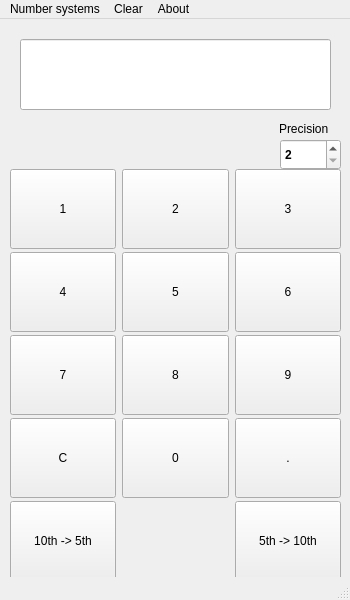
Qt form Python_second_sem/Lab_1/form.ui (Azazel-h/Python_Labs) before a commit.
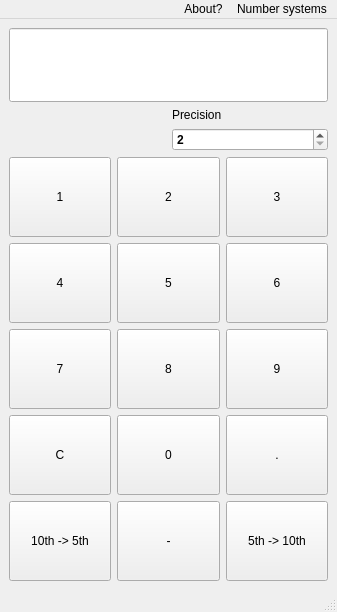
The same form after that commit.

Commit message: First GUI python3 lab completed

```diff
--- a/Python_second_sem/Lab_1/form.ui
+++ b/Python_second_sem/Lab_1/form.ui
@@ -6,26 +6,181 @@
    <rect>
     <x>0</x>
     <y>0</y>
-    <width>350</width>
-    <height>600</height>
+    <width>337</width>
+    <height>596</height>
    </rect>
   </property>
   <property name="windowTitle">
    <string>MainWindow</string>
   </property>
   <widget class="QWidget" name="centralwidget">
-   <widget class="QWidget" name="gridLayoutWidget">
-    <property name="geometry">
-     <rect>
-      <x>10</x>
-      <y>150</y>
-      <width>331</width>
-      <height>408</height>
-     </rect>
-    </property>
+   <property name="sizePolicy">
+    <sizepolicy hsizetype="Expanding" vsizetype="Expanding">
+     <horstretch>0</horstretch>
+     <verstretch>0</verstretch>
+    </sizepolicy>
+   </property>
+   <layout class="QGridLayout" name="gridLayout_2">
+    <item row="0" column="0" colspan="2">
+     <widget class="QLineEdit" name="lineEdit">
+      <property name="font">
+       <font>
+        <family>Calibri</family>
+        <pointsize>40</pointsize>
+        <stylestrategy>PreferAntialias</stylestrategy>
+       </font>
+      </property>
+      <property name="layoutDirection">
+       <enum>Qt::RightToLeft</enum>
+      </property>
+      <property name="inputMask">
+       <string comment="digits"/>
+      </property>
+      <property name="text">
+       <string/>
+      </property>
+     </widget>
+    </item>
+    <item row="1" column="0" rowspan="2">
+     <widget class="QLabel" name="label">
+      <property name="sizePolicy">
+       <sizepolicy hsizetype="Expanding" vsizetype="Fixed">
+        <horstretch>0</horstretch>
+        <verstretch>0</verstretch>
+       </sizepolicy>
+      </property>
+      <property name="font">
+       <font>
+        <pointsize>12</pointsize>
+        <weight>75</weight>
+        <bold>true</bold>
+       </font>
+      </property>
+      <property name="text">
+       <string/>
+      </property>
+     </widget>
+    </item>
+    <item row="1" column="1">
+     <widget class="QLabel" name="label_2">
+      <property name="sizePolicy">
+       <sizepolicy hsizetype="Expanding" vsizetype="Fixed">
+        <horstretch>0</horstretch>
+        <verstretch>0</verstretch>
+       </sizepolicy>
+      </property>
+      <property name="text">
+       <string>Precision</string>
+      </property>
+     </widget>
+    </item>
+    <item row="2" column="1">
+     <widget class="QSpinBox" name="spinBox">
+      <property name="sizePolicy">
+       <sizepolicy hsizetype="Expanding" vsizetype="Fixed">
+        <horstretch>0</horstretch>
+        <verstretch>0</verstretch>
+       </sizepolicy>
+      </property>
+      <property name="font">
+       <font>
+        <weight>75</weight>
+        <bold>true</bold>
+       </font>
+      </property>
+      <property name="minimum">
+       <number>2</number>
+      </property>
+     </widget>
+    </item>
+    <item row="3" column="0" colspan="2">
     <layout class="QGridLayout" name="gridLayout">
+      <item row="3" column="2">
+       <widget class="QPushButton" name="pushButton_14">
+        <property name="sizePolicy">
+         <sizepolicy hsizetype="Expanding" vsizetype="Expanding">
+          <horstretch>0</horstretch>
+          <verstretch>0</verstretch>
+         </sizepolicy>
+        </property>
+        <property name="minimumSize">
+         <size>
+          <width>100</width>
+          <height>80</height>
+         </size>
+        </property>
+        <property name="styleSheet">
+         <string notr="true"/>
+        </property>
+        <property name="text">
+         <string>.</string>
+        </property>
+        <property name="flat">
+         <bool>false</bool>
+        </property>
+       </widget>
+      </item>
+      <item row="1" column="0">
+       <widget class="QPushButton" name="pushButton_5">
+        <property name="sizePolicy">
+         <sizepolicy hsizetype="Expanding" vsizetype="Expanding">
+          <horstretch>0</horstretch>
+          <verstretch>0</verstretch>
+         </sizepolicy>
+        </property>
+        <property name="minimumSize">
+         <size>
+          <width>100</width>
+          <height>80</height>
+         </size>
+        </property>
+        <property name="styleSheet">
+         <string notr="true">QPushButton#pushButton { 
+    background-color: #ffffff;
+    border: 1px;
+}</string>
+        </property>
+        <property name="text">
+         <string>4</string>
+        </property>
+        <property name="flat">
+         <bool>false</bool>
+        </property>
+       </widget>
+      </item>
+      <item row="3" column="0">
+       <widget class="QPushButton" name="pushButton_13">
+        <property name="sizePolicy">
+         <sizepolicy hsizetype="Expanding" vsizetype="Expanding">
+          <horstretch>0</horstretch>
+          <verstretch>0</verstretch>
+         </sizepolicy>
+        </property>
+        <property name="minimumSize">
+         <size>
+          <width>100</width>
+          <height>80</height>
+         </size>
+        </property>
+        <property name="styleSheet">
+         <string notr="true"/>
+        </property>
+        <property name="text">
+         <string>C</string>
+        </property>
+        <property name="flat">
+         <bool>false</bool>
+        </property>
+       </widget>
+      </item>
      <item row="4" column="2">
       <widget class="QPushButton" name="pushButton_12">
+        <property name="sizePolicy">
+         <sizepolicy hsizetype="Expanding" vsizetype="Expanding">
+          <horstretch>0</horstretch>
+          <verstretch>0</verstretch>
+         </sizepolicy>
+        </property>
        <property name="minimumSize">
         <size>
          <width>100</width>
@@ -42,6 +197,12 @@
      </item>
      <item row="4" column="0">
       <widget class="QPushButton" name="pushButton_11">
+        <property name="sizePolicy">
+         <sizepolicy hsizetype="Expanding" vsizetype="Expanding">
+          <horstretch>0</horstretch>
+          <verstretch>0</verstretch>
+         </sizepolicy>
+        </property>
        <property name="minimumSize">
         <size>
          <width>100</width>
@@ -58,6 +219,12 @@
      </item>
      <item row="1" column="2">
       <widget class="QPushButton" name="pushButton_7">
+        <property name="sizePolicy">
+         <sizepolicy hsizetype="Expanding" vsizetype="Expanding">
+          <horstretch>0</horstretch>
+          <verstretch>0</verstretch>
+         </sizepolicy>
+        </property>
        <property name="minimumSize">
         <size>
          <width>100</width>
@@ -72,11 +239,42 @@
        </property>
       </widget>
      </item>
+      <item row="2" column="2">
+       <widget class="QPushButton" name="pushButton_9">
+        <property name="sizePolicy">
+         <sizepolicy hsizetype="Expanding" vsizetype="Expanding">
+          <horstretch>0</horstretch>
+          <verstretch>0</verstretch>
+         </sizepolicy>
+        </property>
+        <property name="minimumSize">
+         <size>
+          <width>100</width>
+          <height>80</height>
+         </size>
+        </property>
+        <property name="styleSheet">
+         <string notr="true"/>
+        </property>
+        <property name="text">
+         <string>9</string>
+        </property>
+        <property name="flat">
+         <bool>false</bool>
+        </property>
+       </widget>
+      </item>
      <item row="0" column="0">
       <widget class="QPushButton" name="pushButton">
        <property name="enabled">
         <bool>true</bool>
        </property>
+        <property name="sizePolicy">
+         <sizepolicy hsizetype="Expanding" vsizetype="Expanding">
+          <horstretch>0</horstretch>
+          <verstretch>0</verstretch>
+         </sizepolicy>
+        </property>
        <property name="minimumSize">
         <size>
          <width>100</width>
@@ -106,27 +304,14 @@
        </property>
       </widget>
      </item>
-     <item row="2" column="2">
-      <widget class="QPushButton" name="pushButton_9">
-       <property name="minimumSize">
-        <size>
-         <width>100</width>
-         <height>80</height>
-        </size>
-       </property>
-       <property name="styleSheet">
-        <string notr="true"/>
-       </property>
-       <property name="text">
-        <string>9</string>
-       </property>
-       <property name="flat">
-        <bool>false</bool>
-       </property>
-      </widget>
-     </item>
      <item row="1" column="1">
       <widget class="QPushButton" name="pushButton_6">
+        <property name="sizePolicy">
+         <sizepolicy hsizetype="Expanding" vsizetype="Expanding">
+          <horstretch>0</horstretch>
+          <verstretch>0</verstretch>
+         </sizepolicy>
+        </property>
        <property name="minimumSize">
         <size>
          <width>100</width>
@@ -143,6 +328,12 @@
      </item>
      <item row="0" column="1">
       <widget class="QPushButton" name="pushButton_2">
+        <property name="sizePolicy">
+         <sizepolicy hsizetype="Expanding" vsizetype="Expanding">
+          <horstretch>0</horstretch>
+          <verstretch>0</verstretch>
+         </sizepolicy>
+        </property>
        <property name="minimumSize">
         <size>
          <width>100</width>
@@ -162,6 +353,12 @@
      </item>
      <item row="2" column="1">
       <widget class="QPushButton" name="pushButton_8">
+        <property name="sizePolicy">
+         <sizepolicy hsizetype="Expanding" vsizetype="Expanding">
+          <horstretch>0</horstretch>
+          <verstretch>0</verstretch>
+         </sizepolicy>
+        </property>
        <property name="minimumSize">
         <size>
          <width>100</width>
@@ -176,24 +373,14 @@
        </property>
       </widget>
      </item>
-     <item row="0" column="2">
-      <widget class="QPushButton" name="pushButton_3">
-       <property name="minimumSize">
-        <size>
-         <width>100</width>
-         <height>80</height>
-        </size>
-       </property>
-       <property name="text">
-        <string>3</string>
-       </property>
-       <property name="flat">
-        <bool>false</bool>
-       </property>
-      </widget>
-     </item>
      <item row="2" column="0">
       <widget class="QPushButton" name="pushButton_4">
+        <property name="sizePolicy">
+         <sizepolicy hsizetype="Expanding" vsizetype="Expanding">
+          <horstretch>0</horstretch>
+          <verstretch>0</verstretch>
+         </sizepolicy>
+        </property>
        <property name="minimumSize">
         <size>
          <width>100</width>
@@ -211,60 +398,22 @@
        </property>
       </widget>
      </item>
-     <item row="1" column="0">
-      <widget class="QPushButton" name="pushButton_5">
-       <property name="minimumSize">
-        <size>
-         <width>100</width>
-         <height>80</height>
-        </size>
-       </property>
-       <property name="styleSheet">
-        <string notr="true">QPushButton#pushButton { 
-    background-color: #ffffff;
-    border: 1px;
-}</string>
-       </property>
-       <property name="text">
-        <string>4</string>
-       </property>
-       <property name="flat">
-        <bool>false</bool>
-       </property>
-      </widget>
-     </item>
-     <item row="3" column="0">
-      <widget class="QPushButton" name="pushButton_13">
+      <item row="0" column="2">
+       <widget class="QPushButton" name="pushButton_3">
+        <property name="sizePolicy">
+         <sizepolicy hsizetype="Expanding" vsizetype="Expanding">
+          <horstretch>0</horstretch>
+          <verstretch>0</verstretch>
+         </sizepolicy>
+        </property>
        <property name="minimumSize">
         <size>
          <width>100</width>
          <height>80</height>
         </size>
        </property>
-       <property name="styleSheet">
-        <string notr="true"/>
-       </property>
        <property name="text">
-        <string>C</string>
-       </property>
-       <property name="flat">
-        <bool>false</bool>
-       </property>
-      </widget>
-     </item>
-     <item row="3" column="2">
-      <widget class="QPushButton" name="pushButton_14">
-       <property name="minimumSize">
-        <size>
-         <width>100</width>
-         <height>80</height>
-        </size>
-       </property>
-       <property name="styleSheet">
-        <string notr="true"/>
-       </property>
-       <property name="text">
-        <string>.</string>
+         <string>3</string>
        </property>
        <property name="flat">
         <bool>false</bool>
@@ -273,6 +422,12 @@
      </item>
      <item row="3" column="1">
       <widget class="QPushButton" name="pushButton_10">
+        <property name="sizePolicy">
+         <sizepolicy hsizetype="Expanding" vsizetype="Expanding">
+          <horstretch>0</horstretch>
+          <verstretch>0</verstretch>
+         </sizepolicy>
+        </property>
        <property name="minimumSize">
         <size>
          <width>100</width>
@@ -287,117 +442,66 @@
        </property>
       </widget>
      </item>
-    </layout>
-   </widget>
-   <widget class="QLineEdit" name="lineEdit">
-    <property name="geometry">
-     <rect>
-      <x>20</x>
-      <y>20</y>
-      <width>311</width>
-      <height>71</height>
-     </rect>
-    </property>
-    <property name="font">
-     <font>
-      <family>Calibri</family>
-      <pointsize>40</pointsize>
-      <stylestrategy>PreferAntialias</stylestrategy>
-     </font>
-    </property>
-    <property name="layoutDirection">
-     <enum>Qt::RightToLeft</enum>
-    </property>
-    <property name="inputMask">
-     <string comment="digits"/>
-    </property>
+      <item row="4" column="1">
+       <widget class="QPushButton" name="pushButton_15">
+        <property name="sizePolicy">
+         <sizepolicy hsizetype="Expanding" vsizetype="Expanding">
+          <horstretch>0</horstretch>
+          <verstretch>0</verstretch>
+         </sizepolicy>
+        </property>
+        <property name="minimumSize">
+         <size>
+          <width>100</width>
+          <height>80</height>
+         </size>
+        </property>
+        <property name="styleSheet">
+         <string notr="true"/>
+        </property>
     <property name="text">
-     <string/>
-    </property>
-   </widget>
-   <widget class="QLabel" name="label">
-    <property name="geometry">
-     <rect>
-      <x>20</x>
-      <y>110</y>
-      <width>251</width>
-      <height>31</height>
-     </rect>
-    </property>
-    <property name="font">
-     <font>
-      <pointsize>12</pointsize>
-      <weight>75</weight>
-      <bold>true</bold>
-     </font>
-    </property>
-    <property name="text">
-     <string/>
-    </property>
-   </widget>
-   <widget class="QSpinBox" name="spinBox">
-    <property name="geometry">
-     <rect>
-      <x>280</x>
-      <y>120</y>
-      <width>61</width>
-      <height>31</height>
-     </rect>
-    </property>
-    <property name="font">
-     <font>
-      <weight>75</weight>
-      <bold>true</bold>
-     </font>
-    </property>
-    <property name="minimum">
-     <number>2</number>
-    </property>
-   </widget>
-   <widget class="QLabel" name="label_2">
-    <property name="geometry">
-     <rect>
-      <x>279</x>
-      <y>100</y>
-      <width>61</width>
-      <height>20</height>
-     </rect>
-    </property>
-    <property name="text">
-     <string>Precision</string>
-    </property>
-   </widget>
+         <string>-</string>
+        </property>
+        <property name="flat">
+         <bool>false</bool>
+        </property>
+       </widget>
+      </item>
+     </layout>
+    </item>
+   </layout>
   </widget>
   <widget class="QMenuBar" name="menubar">
    <property name="geometry">
     <rect>
      <x>0</x>
      <y>0</y>
-     <width>350</width>
+     <width>337</width>
      <height>24</height>
     </rect>
    </property>
+   <property name="layoutDirection">
+    <enum>Qt::RightToLeft</enum>
+   </property>
+   <property name="nativeMenuBar">
+    <bool>false</bool>
+   </property>
    <widget class="QMenu" name="menuTo_5th_from_10th">
     <property name="title">
      <string>Number systems</string>
     </property>
     <addaction name="actionTo_5th_from_10th"/>
     <addaction name="actionTo_10th_from_5th"/>
-   </widget>
-   <widget class="QMenu" name="menuClear">
-    <property name="title">
-     <string>Clear</string>
-    </property>
+    <addaction name="separator"/>
     <addaction name="actionClear_Input"/>
    </widget>
    <widget class="QMenu" name="menuAbout">
     <property name="title">
-     <string>About</string>
+     <string>About?</string>
     </property>
-    <addaction name="actionAbout_the_creator"/>
+    <addaction name="actionAbout_the_creator_2"/>
    </widget>
    <addaction name="menuTo_5th_from_10th"/>
-   <addaction name="menuClear"/>
    <addaction name="menuAbout"/>
   </widget>
   <widget class="QStatusBar" name="statusbar"/>
@@ -421,6 +525,11 @@
     <string>About the creator</string>
    </property>
   </action>
+  <action name="actionAbout_the_creator_2">
+   <property name="text">
+    <string>About the creator</string>
+   </property>
+  </action>
  </widget>
  <resources/>
  <connections/>
```
Lines whose indentation alone changed are shown as unchanged. The commit also changes 4 other files.
